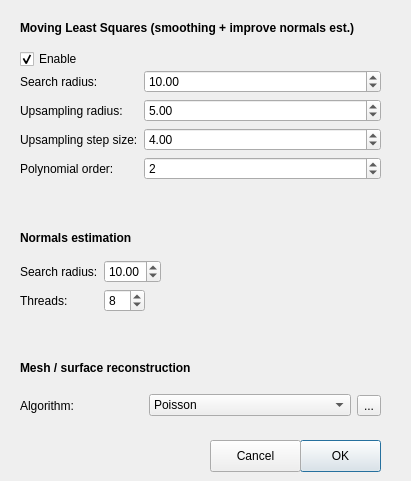
Old version of the form visualization/cave_view/paramsdialog.ui in the repository mathieu-clement/cs690-cave-surveying.
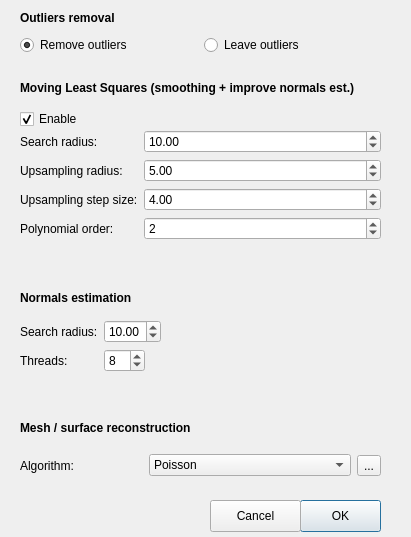
New version of the form.

Commit message: Allow the user to keep outliers (WIP)

```diff
--- a/visualization/cave_view/paramsdialog.ui
+++ b/visualization/cave_view/paramsdialog.ui
@@ -7,7 +7,7 @@
                 <x>0</x>
                 <y>0</y>
                 <width>411</width>
-                <height>481</height>
+    <height>537</height>
             </rect>
         </property>
         <property name="windowTitle">
@@ -20,7 +20,7 @@
             <property name="geometry">
                 <rect>
                     <x>20</x>
-                    <y>20</y>
+     <y>80</y>
                     <width>371</width>
                     <height>16</height>
                 </rect>
@@ -39,7 +39,7 @@
             <property name="geometry">
                 <rect>
                     <x>20</x>
-                    <y>70</y>
+     <y>130</y>
                     <width>361</width>
                     <height>141</height>
                 </rect>
@@ -113,7 +113,7 @@
             <property name="geometry">
                 <rect>
                     <x>300</x>
-                    <y>440</y>
+     <y>500</y>
                     <width>81</width>
                     <height>32</height>
                 </rect>
@@ -129,7 +129,7 @@
             <property name="geometry">
                 <rect>
                     <x>20</x>
-                    <y>50</y>
+     <y>110</y>
                     <width>85</width>
                     <height>18</height>
                 </rect>
@@ -145,7 +145,7 @@
             <property name="geometry">
                 <rect>
                     <x>20</x>
-                    <y>360</y>
+     <y>420</y>
                     <width>371</width>
                     <height>16</height>
                 </rect>
@@ -164,7 +164,7 @@
             <property name="geometry">
                 <rect>
                     <x>20</x>
-                    <y>390</y>
+     <y>450</y>
                     <width>361</width>
                     <height>31</height>
                 </rect>
@@ -214,7 +214,7 @@
             <property name="geometry">
                 <rect>
                     <x>20</x>
-                    <y>260</y>
+     <y>320</y>
                     <width>361</width>
                     <height>81</height>
                 </rect>
@@ -257,7 +257,7 @@
             <property name="geometry">
                 <rect>
                     <x>20</x>
-                    <y>230</y>
+     <y>290</y>
                     <width>361</width>
                     <height>16</height>
                 </rect>
@@ -276,7 +276,7 @@
             <property name="geometry">
                 <rect>
                     <x>210</x>
-                    <y>440</y>
+     <y>500</y>
                     <width>91</width>
                     <height>32</height>
                 </rect>
@@ -285,6 +285,54 @@
                 <string>Cancel</string>
             </property>
         </widget>
+  <widget class="QLabel" name="label_11">
+   <property name="geometry">
+    <rect>
+     <x>20</x>
+     <y>10</y>
+     <width>371</width>
+     <height>16</height>
+    </rect>
+   </property>
+   <property name="font">
+    <font>
+     <weight>75</weight>
+     <bold>true</bold>
+    </font>
+   </property>
+   <property name="text">
+    <string>Outliers removal</string>
+   </property>
+  </widget>
+  <widget class="QWidget" name="horizontalLayoutWidget_2">
+   <property name="geometry">
+    <rect>
+     <x>20</x>
+     <y>30</y>
+     <width>361</width>
+     <height>31</height>
+    </rect>
+   </property>
+   <layout class="QHBoxLayout" name="horizontalLayout_2">
+    <item>
+     <widget class="QRadioButton" name="removeOutliersRadioButton">
+      <property name="text">
+       <string>Remove outliers</string>
+      </property>
+      <property name="checked">
+       <bool>true</bool>
+      </property>
+     </widget>
+    </item>
+    <item>
+     <widget class="QRadioButton" name="leaveOutliersRadioButton">
+      <property name="text">
+       <string>Leave outliers</string>
+      </property>
+     </widget>
+    </item>
+   </layout>
+  </widget>
     </widget>
     <tabstops>
         <tabstop>mlsEnableCheckBox</tabstop>
```
Lines whose indentation alone changed are shown as unchanged. The commit also changes 6 other files.
